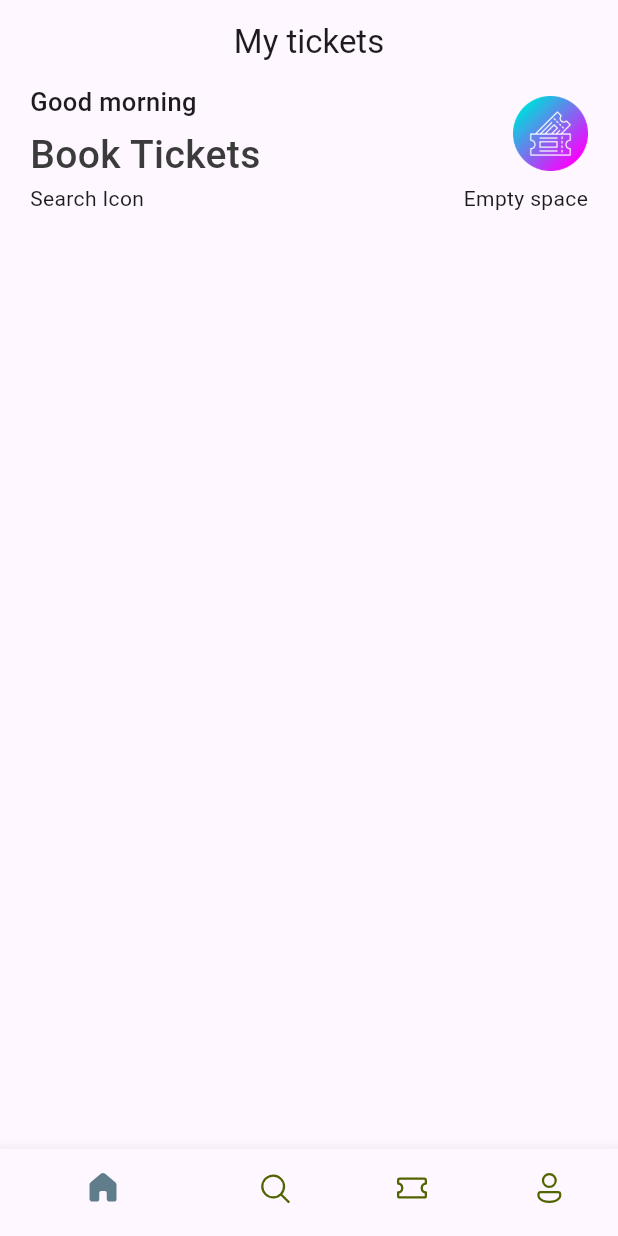
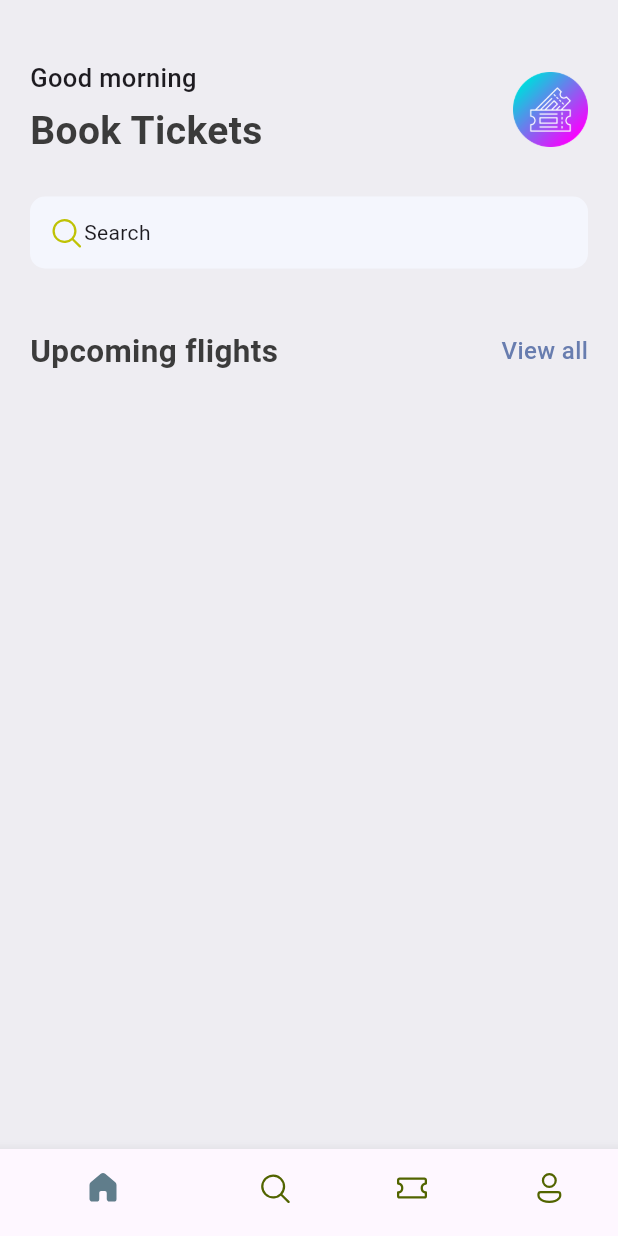
Before and after one commit to Khammunh/book_tickets, a Flutter app: the screen it shows after launch, on a phone screen of 412 x 824 dp. Run offline on Flutter 3.47's test engine with Material 3 defaults, Android fonts, the phone set to English and light mode, and no system bars; our stand-ins replace fluentui_icons.

Commit message:
update homescreen

```diff
--- a/lib/base/bottom_nav_bar.dart
+++ b/lib/base/bottom_nav_bar.dart
@@ -26,10 +26,10 @@ class _BottomNavBarState extends State<BottomNavBar> {
   @override
   Widget build(BuildContext context) {
     return Scaffold(
-      appBar: AppBar(
-        title: Text('My tickets'),
-        centerTitle: true,
-      ),
+      // appBar: AppBar(
+      //   title: Text('My tickets'),
+      //   centerTitle: true,
+      // ),
       body: appScreen[_selectedIndex],
       bottomNavigationBar: BottomNavigationBar(
         currentIndex: _selectedIndex,
--- a/lib/base/res/styles/app_style.dart
+++ b/lib/base/res/styles/app_style.dart
@@ -4,15 +4,23 @@ Color primary = const Color(0xFF687daf);
 
 class AppStyles {
   static Color primaryColor = primary;
+  static Color bgColor = Color(0xFFeeedf2);
   static Color textColor = Color(0xFF3b3b3b);
-  static TextStyle headLineStyle1 = TextStyle(
-    fontSize: 26,
+  static TextStyle textStyle = TextStyle(
+    fontSize: 16,
     fontWeight: FontWeight.w500,
     color: textColor,
   );
+
+  static TextStyle headLineStyle1 = TextStyle(
+    fontSize: 26,
+    fontWeight: FontWeight.bold,
+    color: textColor,
+  );
+  static TextStyle headLineStyle2 =
+      TextStyle(fontSize: 21, fontWeight: FontWeight.bold, color: textColor);
   static TextStyle headLineStyle3 = TextStyle(
     fontSize: 17,
-
     fontWeight: FontWeight.w500,
   );
 }
--- /dev/null
+++ b/lib/base/widgets/app_double_text.dart
@@ -0,0 +1,35 @@
+// ignore_for_file: public_member_api_docs, sort_constructors_first
+import 'package:book_tickets/base/res/styles/app_style.dart';
+import 'package:flutter/material.dart';
+
+class AppDoubleText extends StatelessWidget {
+  const AppDoubleText({
+    Key? key,
+    required this.bigText,
+    required this.smallText,
+  }) : super(key: key);
+  final String bigText;
+  final String smallText;
+
+  @override
+  Widget build(BuildContext context) {
+    return Row(
+      mainAxisAlignment: MainAxisAlignment.spaceBetween,
+      children: [
+        Text(
+          bigText,
+          style: AppStyles.headLineStyle2,
+        ),
+        InkWell(
+          onTap: () {},
+          child: Text(
+            smallText,
+            style: AppStyles.textStyle.copyWith(
+              color: AppStyles.primaryColor,
+            ),
+          ),
+        ),
+      ],
+    );
+  }
+}
--- a/lib/screens/home_screen.dart
+++ b/lib/screens/home_screen.dart
@@ -1,5 +1,7 @@
 import 'package:book_tickets/base/res/media.dart';
 import 'package:book_tickets/base/res/styles/app_style.dart';
+import 'package:book_tickets/base/widgets/app_double_text.dart';
+import 'package:fluentui_icons/fluentui_icons.dart';
 import 'package:flutter/material.dart';
 
 class HomeScreen extends StatefulWidget {
@@ -13,8 +15,10 @@ class _HomeScreenState extends State<HomeScreen> {
   @override
   Widget build(BuildContext context) {
     return Scaffold(
+      backgroundColor: AppStyles.bgColor,
       body: ListView(
         children: [
+          SizedBox(height: 40),
           Container(
             padding: EdgeInsets.symmetric(horizontal: 20),
             child: Column(
@@ -48,16 +52,32 @@ class _HomeScreenState extends State<HomeScreen> {
                     ),
                   ],
                 ),
-                Row(
-                  mainAxisAlignment: MainAxisAlignment.spaceBetween,
-                  children: [
-                    Text("Search Icon"),
-                    Text("Empty space"),
-                  ],
+                SizedBox(height: 25),
+                Container(
+                  padding: EdgeInsets.symmetric(horizontal: 12, vertical: 12),
+                  decoration: BoxDecoration(
+                    borderRadius: BorderRadius.circular(10),
+                    color: Color(0xFFF4F6FD),
+                  ),
+                  child: Row(
+                    // mainAxisAlignment: MainAxisAlignment.spaceBetween,
+                    children: [
+                      Icon(
+                        FluentSystemIcons.ic_fluent_search_regular,
+                        color: Color(0xFFBFC205),
+                      ),
+                      Text("Search"),
+                    ],
+                  ),
+                ),
+                SizedBox(height: 40),
+                AppDoubleText(
+                  bigText: 'Upcoming flights',
+                  smallText: 'View all',
                 ),
               ],
             ),
-          )
+          ),
         ],
       ),
     );
```
